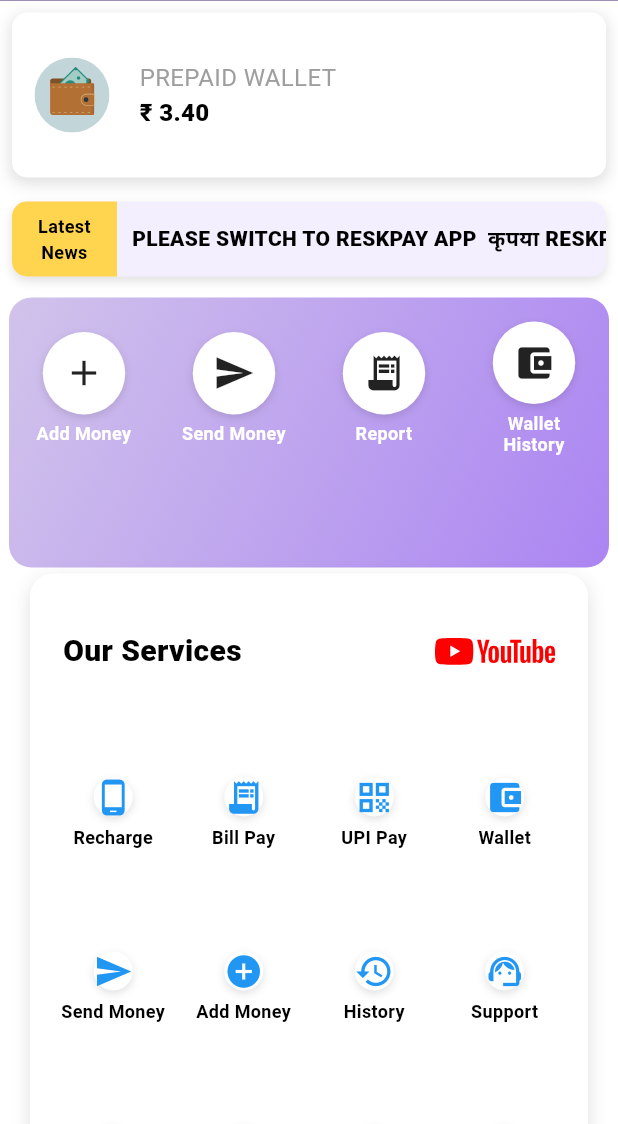
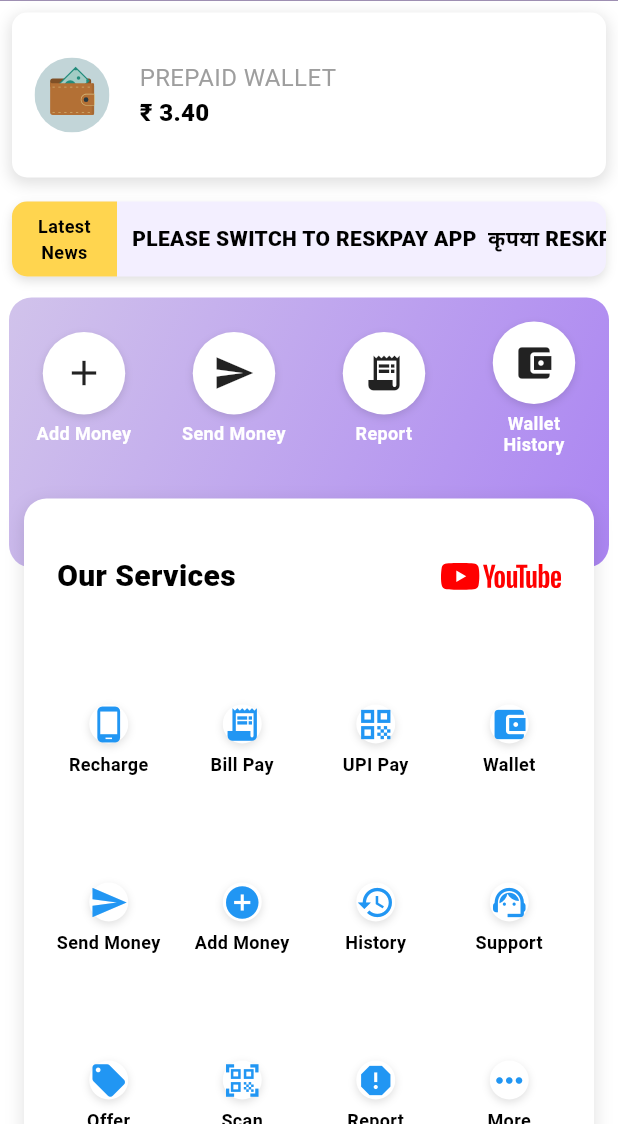
Before and after one commit to Adarst356/we_save_mores, a Flutter app: the HomeScreen screen opened by its route, on a phone screen of 412 x 824 dp, the part 112-1236 px from its top. Run offline on Flutter 3.47's test engine with Material 3 defaults, Android fonts, the phone set to English and light mode, and no system bars; drawn by our look-alikes of marquee; our stand-ins replace connectivity_plus, flutter_svg, fluttertoast, get, get_storage, lottie; missing offline and left inert: app_badge_plus; accounts and stored records are empty.

Commit message:
ok updated

```diff
--- a/lib/modules/dashboard/home/home_screen.dart
+++ b/lib/modules/dashboard/home/home_screen.dart
@@ -26,8 +26,7 @@ class HomeScreen extends StatelessWidget {
       appBar: PreferredSize(
         preferredSize: const Size.fromHeight(75),
         child: Builder(
-          builder: (context) =>
-              CustomAppbarFlutter(
+          builder: (context) => CustomAppbarFlutter(
             userName: userName,
             role: role,
             mobileNumber: mobile,
@@ -115,8 +114,7 @@ class HomeScreen extends StatelessWidget {
               ),
             ),
 
-            Stack(
-              clipBehavior: Clip.none,
+            Column(
               children: [
                 Padding(
                   padding: const EdgeInsets.all(6.0),
@@ -142,7 +140,10 @@ class HomeScreen extends StatelessWidget {
                             serviceCircularItem("Add Money", Icons.add),
                             serviceCircularItem("Send Money", Icons.send),
                             serviceCircularItem("Report", Icons.receipt_long),
-                            serviceCircularItem("Wallet History", Icons.account_balance_wallet),
+                            serviceCircularItem(
+                              "Wallet History",
+                              Icons.account_balance_wallet,
+                            ),
                           ],
                         ),
                       ],
@@ -150,11 +151,10 @@ class HomeScreen extends StatelessWidget {
                   ),
                 ),
 
-                Positioned(
-                  bottom: -460,
-                  left: 20,
-                  right: 20,
+                Transform.translate(
+                  offset: Offset(0, -68),
                   child: Container(
+                    margin: EdgeInsets.all(16),
                     padding: EdgeInsets.all(12),
                     decoration: BoxDecoration(
                       color: Colors.white,
@@ -169,6 +169,7 @@ class HomeScreen extends StatelessWidget {
                     ),
                     child: Column(
                       crossAxisAlignment: CrossAxisAlignment.start,
+                      mainAxisSize: MainAxisSize.min,
                       children: [
                         Padding(
                           padding: const EdgeInsets.only(right: 10, left: 10),
@@ -191,16 +192,21 @@ class HomeScreen extends StatelessWidget {
                         const SizedBox(height: 10),
 
                         /// ---------------- GRID VIEW ----------------
-                        GridView.count(
-                          crossAxisCount: 4,
+                        GridView(
                           shrinkWrap: true,
+                          padding: EdgeInsets.all(0),
                           physics: NeverScrollableScrollPhysics(),
+
+                          gridDelegate:
+                              SliverGridDelegateWithMaxCrossAxisExtent(
+                                maxCrossAxisExtent: 90,
                                 childAspectRatio: 0.75,
+                              ),
                           children: [
                             serviceItem("Recharge", Icons.phone_android),
                             serviceItem("Bill Pay", Icons.receipt_long),
                             serviceItem("UPI Pay", Icons.qr_code),
-                            serviceItem("Wallet", Icons.account_balance_wallet),
+                            serviceItem("Wallet", Icons.account_balance_wallet,),
 
                             serviceItem("Send Money", Icons.send),
                             serviceItem("Add Money", Icons.add_circle),
@@ -214,8 +220,7 @@ class HomeScreen extends StatelessWidget {
                           ],
                         ),
                       ],
-                    )
-
+                    ),
                   ),
                 ),
               ],
@@ -240,7 +245,6 @@ Widget _latestNews(String text) {
     ),
     child: Row(
       children: [
-
         /// Left Yellow Box
         Container(
           width: 70,
@@ -326,6 +330,7 @@ Widget serviceCircularItem(String title, IconData icon) {
     ),
   );
 }
+
 Widget serviceItem(String title, IconData icon) {
   return Column(
     mainAxisAlignment: MainAxisAlignment.center,
```
Lines whose indentation alone changed are shown as unchanged.
